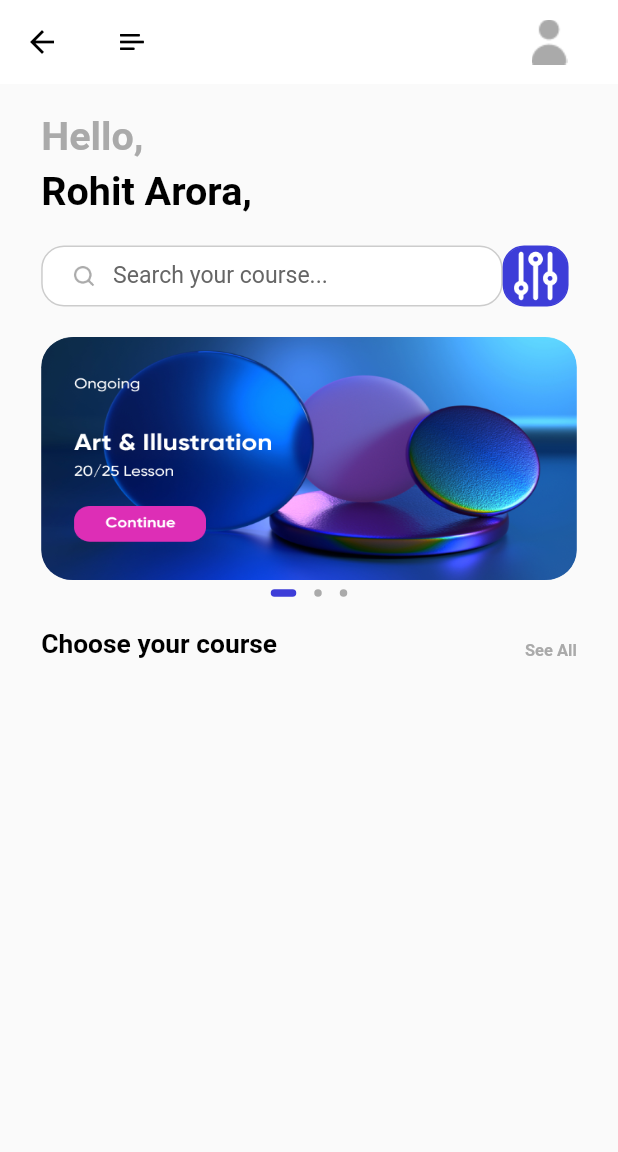
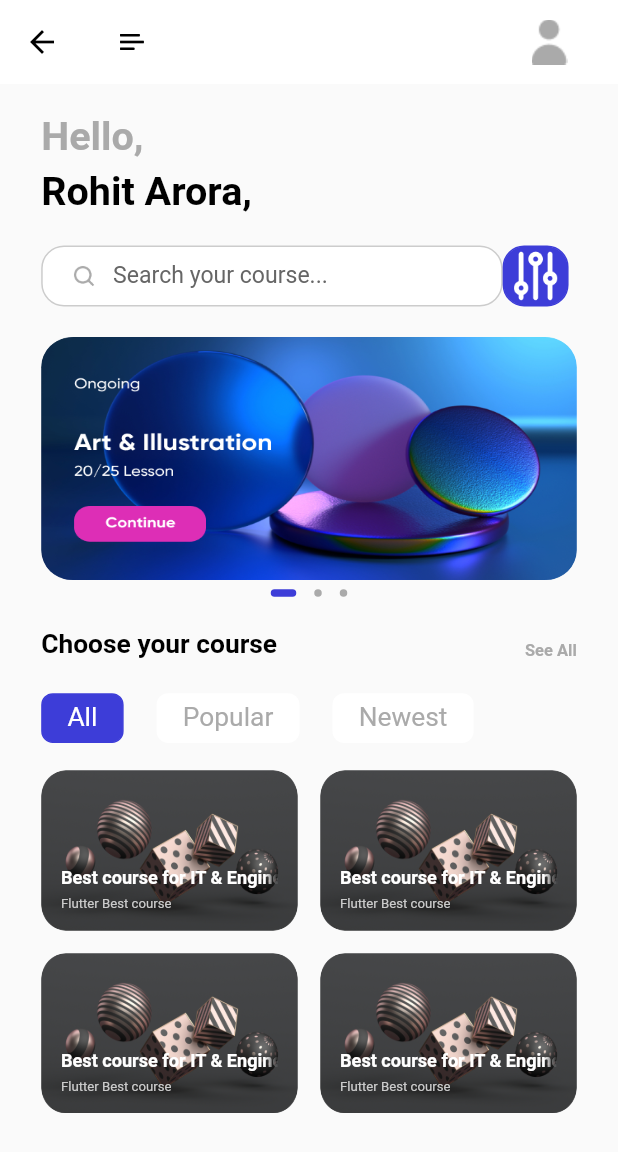
Before and after one commit to rohitarora15820/bloc_learning_app, a Flutter app: the HomePage screen opened by its route, after a tap on "See All", on a phone screen of 412 x 824 dp. Shown: the top 1152 px of the screen. Run offline on Flutter 3.47's test engine with Material 2 defaults, Android fonts, the light colour scheme and no system bars; drawn by our look-alikes of dots_indicator; our stand-ins replace bloc, cloud_firestore, firebase_auth, firebase_core, flutter_bloc, flutter_screenutil and 2 more; accounts and stored records are empty; Roboto replaces fonts that are missing (Avenir).

Commit message:
Fix HomePage Issue

```diff
--- a/lib/pages/application/application_widget.dart
+++ b/lib/pages/application/application_widget.dart
@@ -1,5 +1,6 @@
 import 'package:flutter/material.dart';
 import 'package:flutter_screenutil/flutter_screenutil.dart';
+import 'package:learning_app/pages/profile/widgets/profile_page.dart';
 
 import '../../common/entities/values/colors.dart';
 import '../homepage/homepage.dart';
@@ -10,7 +11,7 @@ Widget buildPage(int index) {
     Center(child: Text("Serach")),
     Center(child: Text("Course")),
     Center(child: Text("Chat")),
-    Center(child: Text("Profile")),
+   ProfilePage()
   ];
   return _widgets[index];
 }
--- a/lib/pages/homepage/homepage.dart
+++ b/lib/pages/homepage/homepage.dart
@@ -23,21 +23,48 @@ class _HomePageState extends State<HomePage> {
           builder: (context, state) {
             return Container(
               margin: EdgeInsets.symmetric(vertical: 0, horizontal: 25.w),
-        child: Column(
-          crossAxisAlignment: CrossAxisAlignment.start,
-          children: [
-            homePageText("Hello,",
+              child: CustomScrollView(
+                slivers: [
+                  SliverToBoxAdapter(
+                    child: homePageText("Hello,",
                         color: AppColors.primaryThirdElementText, top: 20),
-            homePageText("Rohit Arora,", color: AppColors.primaryText, top: 5),
-            SizedBox(height: 20.h,),
-            searchView(),
-            slidersView(context,state),
-            menuView(),
+                  ),
+                  SliverToBoxAdapter(
+                    child: homePageText("Rohit Arora,",
+                        color: AppColors.primaryText, top: 5),
+                  ),
+                  SliverPadding(padding: EdgeInsets.only(top: 20.h)),
+                  SliverToBoxAdapter(
+                    child: searchView(),
+                  ),
+                  SliverToBoxAdapter(
+                    child: slidersView(context, state),
+                  ),
+                  SliverToBoxAdapter(
+                    child: menuView(),
+                  ),
+                  SliverPadding(
+                      padding:
+                          EdgeInsets.symmetric(vertical: 18.h, horizontal: 0.w),
+                      sliver: SliverGrid(
+                          delegate: SliverChildBuilderDelegate(childCount: 4,
+                              (context, index) {
+                            return GestureDetector(
+                              onTap: (){},
+                              child: courseGrid()
+                            );
+                          }),
+                          gridDelegate:
+                              const SliverGridDelegateWithFixedCrossAxisCount(
+                                  crossAxisCount: 2,
+                                  mainAxisSpacing: 15,
+                                  crossAxisSpacing: 15,
+                                  childAspectRatio: 1.6
+                                  ))),
                 ],
               ),
             );
           },
-      )
-    );
+        ));
   }
 }
--- a/lib/pages/homepage/widgets/home_page_widgets.dart
+++ b/lib/pages/homepage/widgets/home_page_widgets.dart
@@ -165,16 +165,26 @@ Widget menuView() {
             mainAxisAlignment: MainAxisAlignment.spaceBetween,
             crossAxisAlignment: CrossAxisAlignment.end,
             children: [
-        _resuableMenuText("Choose your course",),
+              _resuableText(
+                "Choose your course",
+              ),
               GestureDetector(
-          onTap: (){},
-          child: _resuableMenuText("See All",colors: AppColors.primaryThirdElementText,fontSize: 10)),
+                  onTap: () {},
+                  child: _resuableText("See All",
+                      colors: AppColors.primaryThirdElementText, fontSize: 10)),
             ]),
       ),
       Container(
+        margin: EdgeInsets.only(top: 20.w),
         child: Row(
           children: [
-            Container()
+            _reusableMenuText("All"),
+            _reusableMenuText("Popular",
+                textcolors: AppColors.primaryThirdElementText,
+                bgColor: AppColors.primaryBackground),
+            _reusableMenuText("Newest",
+                textcolors: AppColors.primaryThirdElementText,
+                bgColor: AppColors.primaryBackground)
           ],
         ),
       )
@@ -182,15 +192,71 @@ Widget menuView() {
   );
 }
 
+Widget _reusableMenuText(
+  String text, {
+  Color textcolors = AppColors.primaryElementText,
+  Color bgColor = AppColors.primaryElement,
+}) {
+  return Container(
+    margin: EdgeInsets.only(right: 20.w),
+    padding: EdgeInsets.only(left: 15.w, right: 15.w, top: 5.h, bottom: 5.h),
+    decoration: BoxDecoration(
+        color: bgColor,
+        borderRadius: BorderRadius.circular(7.w),
+        border: Border.all(color: bgColor)),
+    child:
+        _resuableText(text, colors: textcolors, fontWeight: FontWeight.normal),
+  );
+}
 
-Widget _resuableMenuText(String text,{Color colors=AppColors.primaryText,int fontSize=16}){
-  return  Container(
-            child: Text(
+Widget _resuableText(String text,
+    {Color colors = AppColors.primaryText,
+    int fontSize = 16,
+    FontWeight fontWeight = FontWeight.bold}) {
+  return Text(
     text,
+    style:
+        TextStyle(color: colors, fontWeight: fontWeight, fontSize: fontSize.sp),
+  );
+}
+
+Widget courseGrid() {
+  return Container(
+    padding: EdgeInsets.all(12.w),
+    decoration: BoxDecoration(
+        borderRadius: BorderRadius.circular(15.w),
+        image: const DecorationImage(
+            fit: BoxFit.fill, image: AssetImage("assets/icons/image_2.png"))),
+    child: Column(
+      mainAxisAlignment: MainAxisAlignment.end,
+      crossAxisAlignment: CrossAxisAlignment.start,
+      children: [
+        Text(
+          "Best course for IT & Engineering",
+          overflow: TextOverflow.fade,
+          textAlign: TextAlign.left,
+          softWrap: false,
+          maxLines: 1,
           style: TextStyle(
-                  color: colors,
+              color: AppColors.primaryElementText,
               fontWeight: FontWeight.bold,
-                  fontSize: fontSize.sp),
+              fontSize: 11.sp),
+        ),
+        SizedBox(
+          height: 5.h,
+        ),
+        Text(
+          "Flutter Best course",
+          overflow: TextOverflow.fade,
+          textAlign: TextAlign.left,
+          softWrap: false,
+          maxLines: 1,
+          style: TextStyle(
+              color: AppColors.primaryFourElementText,
+              fontWeight: FontWeight.normal,
+              fontSize: 8.sp),
+        )
+      ],
     ),
   );
 }
--- /dev/null
+++ b/lib/pages/profile/widgets/profile_page.dart
@@ -0,0 +1,15 @@
+import 'package:flutter/material.dart';
+
+class ProfilePage extends StatefulWidget {
+  const ProfilePage({super.key});
+
+  @override
+  State<ProfilePage> createState() => _ProfilePageState();
+}
+
+class _ProfilePageState extends State<ProfilePage> {
+  @override
+  Widget build(BuildContext context) {
+    return Container();
+  }
+}
```
Lines whose indentation alone changed are shown as unchanged.
